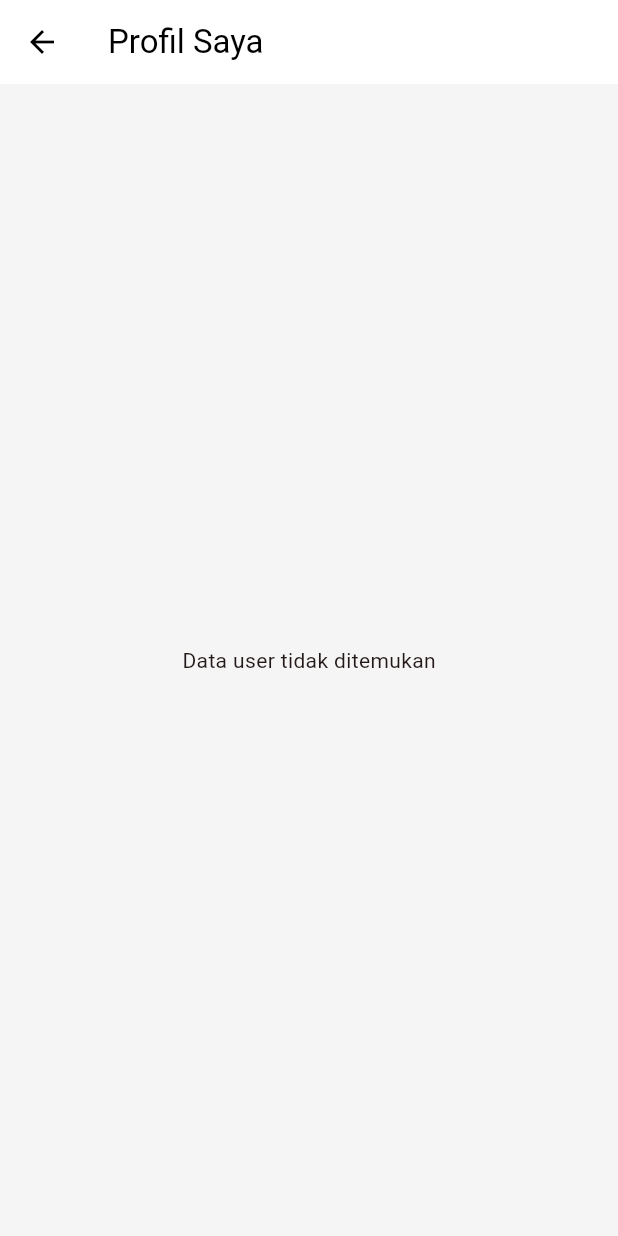
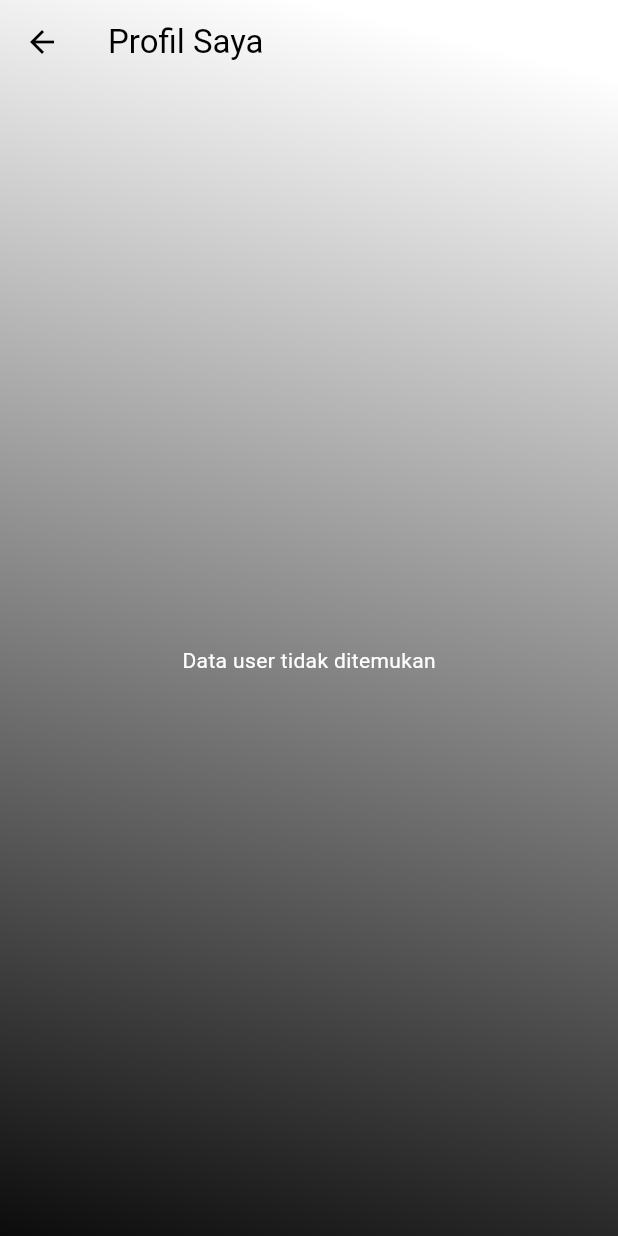
Before and after one commit to riooctavianm25/riooctavianm25-utspam_C3_B_0037., a Flutter app: the ProfileScreen screen opened directly with empty values, on a phone screen of 412 x 824 dp. Run offline on Flutter 3.47's test engine with Material 3 defaults, Android fonts, the phone set to English and light mode, and no system bars; our stand-ins replace sqflite; accounts and stored records are empty.

Commit message:
update profile

```diff
--- a/lib/page/profile.dart
+++ b/lib/page/profile.dart
@@ -25,24 +25,39 @@ class _ProfileScreenState extends State<ProfileScreen> {
   @override
   Widget build(BuildContext context) {
     return Scaffold(
-      backgroundColor: Colors.grey[100], // Warna background agak abu biar kontras
+      // --- PENYESUAIAN APPBAR AGAR GRADIENT TERLIHAT ---
       appBar: AppBar(
-        title: const Text("Profil Saya"),
-        backgroundColor: Colors.white,
-        foregroundColor: Colors.black,
-        elevation: 0,
+        title: const Text("Profil Saya", style: TextStyle(color: Color.fromARGB(255, 0, 0, 0))), // Judul putih
+        backgroundColor: Colors.transparent, // Latar belakang transparan
+        foregroundColor: const Color.fromARGB(255, 0, 0, 0), // Warna ikon kembali/lainnya menjadi putih
+        elevation: 0, // Tanpa shadow
       ),
-      body: FutureBuilder<Map<String, dynamic>?>(
+      extendBodyBehindAppBar: true, // Membuat body meluas ke belakang appbar
+      // --- PENAMBAHAN TEMA GRADIENT PADA BODY ---
+      body: Container(
+        decoration: const BoxDecoration(
+          gradient: LinearGradient(
+            colors: [
+              Color.fromARGB(255, 255, 255, 255), // Putih di atas
+              Color.fromARGB(255, 12, 12, 12),     // Hitam di bawah
+            ],
+            begin: Alignment.topCenter,
+            end: Alignment.bottomLeft,
+          ),
+        ),
+        // Pastikan kontennya di dalam SafeArea agar tidak tertutup status bar
+        child: SafeArea(
+          child: FutureBuilder<Map<String, dynamic>?>(
             future: _userFuture,
             builder: (context, snapshot) {
               // 1. Tampilan Loading
               if (snapshot.connectionState == ConnectionState.waiting) {
-            return const Center(child: CircularProgressIndicator());
+                return const Center(child: CircularProgressIndicator(color: Colors.white)); // Loading putih
               }
 
               // 2. Jika User Tidak Ditemukan
               if (!snapshot.hasData || snapshot.data == null) {
-            return const Center(child: Text("Data user tidak ditemukan"));
+                return const Center(child: Text("Data user tidak ditemukan", style: TextStyle(color: Colors.white))); // Teks putih
               }
 
               // 3. Ambil Data dari Snapshot (Data Registrasi)
@@ -58,17 +73,17 @@ class _ProfileScreenState extends State<ProfileScreen> {
                         children: [
                           const CircleAvatar(
                             radius: 50,
-                        backgroundColor: Colors.blueAccent,
-                        child: Icon(Icons.person, size: 60, color: Colors.white),
+                            backgroundColor: Colors.white54, // Avatar putih transparan
+                            child: Icon(Icons.person, size: 60, color: Colors.black87), // Ikon hitam
                           ),
                           const SizedBox(height: 15),
                           Text(
                             user['nama'] ?? "Tanpa Nama",
-                        style: const TextStyle(fontSize: 22, fontWeight: FontWeight.bold),
+                            style: const TextStyle(fontSize: 22, fontWeight: FontWeight.bold, color: Color.fromARGB(255, 0, 0, 0)), // Teks putih
                           ),
                           Text(
                             "@${user['username']}",
-                        style: const TextStyle(fontSize: 16, color: Colors.grey),
+                            style: const TextStyle(fontSize: 16, color: Color.fromARGB(255, 0, 0, 0)), // Teks abu-abu
                           ),
                         ],
                       ),
@@ -78,8 +93,9 @@ class _ProfileScreenState extends State<ProfileScreen> {
 
                     // --- Bagian Detail Data (Card) ---
                     Card(
-                  elevation: 2,
+                      elevation: 4, // Elevation sedikit lebih tinggi
                       shape: RoundedRectangleBorder(borderRadius: BorderRadius.circular(15)),
+                      color: Colors.white.withOpacity(0.95), // Card putih transparan
                       child: Padding(
                         padding: const EdgeInsets.symmetric(vertical: 10),
                         child: Column(
@@ -103,7 +119,7 @@ class _ProfileScreenState extends State<ProfileScreen> {
                       width: double.infinity,
                       child: ElevatedButton.icon(
                         style: ElevatedButton.styleFrom(
-                      backgroundColor: Colors.redAccent,
+                          backgroundColor: Colors.red[700], // Warna merah yang lebih gelap
                           padding: const EdgeInsets.symmetric(vertical: 15),
                           shape: RoundedRectangleBorder(borderRadius: BorderRadius.circular(10))
                         ),
@@ -124,24 +140,27 @@ class _ProfileScreenState extends State<ProfileScreen> {
               );
             },
           ),
+        ),
+      ),
     );
   }
 
   // Widget kecil biar kodingan rapi
+  // Penyesuaian warna agar kontras dengan latar gradient
   Widget _itemProfil(IconData icon, String label, String? value) {
     return ListTile(
       leading: Container(
         padding: const EdgeInsets.all(8),
         decoration: BoxDecoration(
-          color: Colors.blue.withOpacity(0.1),
+          color: Colors.blue.withOpacity(0.1), // Tetap ada sentuhan biru muda
           shape: BoxShape.circle
         ),
-        child: Icon(icon, color: Colors.blueAccent),
+        child: Icon(icon, color: Colors.blueAccent), // Ikon biru
       ),
-      title: Text(label, style: const TextStyle(fontSize: 14, color: Colors.grey)),
+      title: Text(label, style: const TextStyle(fontSize: 14, color: Colors.grey)), // Label abu-abu
       subtitle: Text(
         value ?? "-",
-        style: const TextStyle(fontSize: 16, fontWeight: FontWeight.w600, color: Colors.black87)
+        style: const TextStyle(fontSize: 16, fontWeight: FontWeight.w600, color: Colors.black87) // Nilai hitam
       ),
     );
   }
```
Lines whose indentation alone changed are shown as unchanged.
